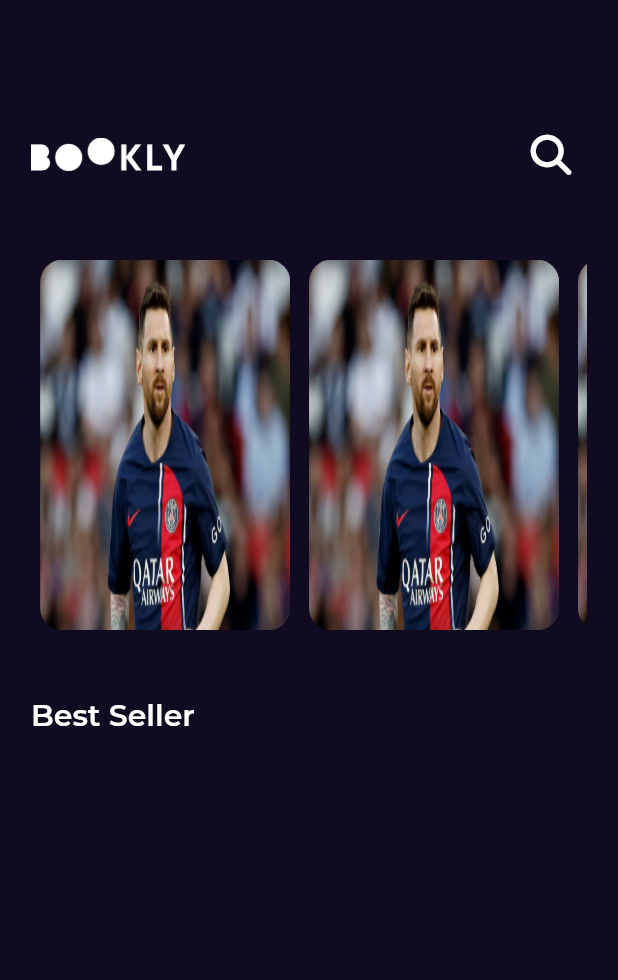
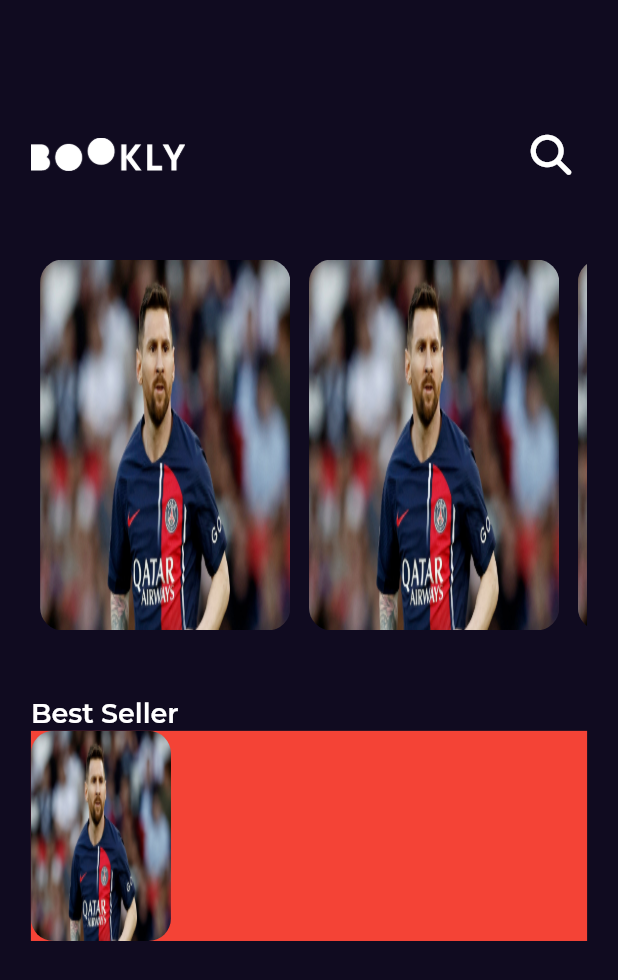
Before and after one commit to YousabSefeen/bookly_app, a Flutter app: the screen it shows after launch, on a phone screen of 412 x 824 dp. Shown: the top 980 px of the screen. Run offline on Flutter 3.47's test engine with Material 2 defaults, Android fonts, the phone set to English and light mode, and no system bars; our stand-ins replace font_awesome_flutter, get, google_fonts.

Commit message:
Create app styles

```diff
--- a/lib/core/utils/styles.dart
+++ b/lib/core/utils/styles.dart
@@ -1,8 +1,29 @@
 import 'package:flutter/material.dart';
 
 abstract class Styles {
-  static const titleMedia = TextStyle(
-    fontSize: 20,
+  static const kGTSectraFine = 'GT Sectra Fine';
+  static const textStyle18 = TextStyle(
+    fontSize: 18,
     fontWeight: FontWeight.w600,
   );
+  static const textStyle14 = TextStyle(
+    fontSize: 14,
+    fontWeight: FontWeight.w400, //regular
+  );
+  static const textStyle16 = TextStyle(
+    fontSize: 16,
+    fontWeight: FontWeight.w500, //regular
+  );
+  static const textStyle20a = TextStyle(
+      fontSize: 20, fontWeight: FontWeight.w400, fontFamily: kGTSectraFine);
+  static const textStyle20b = TextStyle(
+    fontSize: 20,
+    fontWeight: FontWeight.w700,
+    //fontFamily  by default
+  );
+  static const textStyle30 = TextStyle(
+    fontSize: 30,
+    fontWeight: FontWeight.w400,
+    fontFamily: kGTSectraFine,
+  );
 }
--- a/lib/features/home/presentation/views/screens/home_screen.dart
+++ b/lib/features/home/presentation/views/screens/home_screen.dart
@@ -1,6 +1,7 @@
 import 'package:bookly/features/home/presentation/views/widgets/custom_app_bar.dart';
 import 'package:flutter/material.dart';
 
+import '../../../../../core/utils/assets_data.dart';
 import '../../../../../core/utils/styles.dart';
 import '../widgets/custom_list_view_images.dart';
 
@@ -13,16 +14,61 @@ class HomeScreen extends StatelessWidget {
     return Scaffold(
       body: Padding(
         padding: EdgeInsets.symmetric(horizontal: deviceSize.width * 0.05),
-        child: Column(
+        child: const Column(
           crossAxisAlignment: CrossAxisAlignment.start,
-          children: const [
+          children: [
             CustomAppBar(),
             CustomListViewImages(),
             SizedBox(height: 45),
-            Text('Best Seller', style: Styles.titleMedia)
+            Text('Best Seller', style: Styles.textStyle18),
+            BestSellerListView()
           ],
         ),
       ),
     );
   }
 }
+
+class BestSellerListView extends StatelessWidget {
+  const BestSellerListView({Key? key}) : super(key: key);
+
+  @override
+  Widget build(BuildContext context) {
+    Size deviceSize = MediaQuery.of(context).size;
+    return Container(
+      color: Colors.red,
+      width: deviceSize.width * 0.9,
+      height: deviceSize.height * 0.17,
+      child: Row(
+        children: [
+          SizedBox(
+            child: AspectRatio(
+              aspectRatio: 2 / 3,
+              child: Container(
+                decoration: BoxDecoration(
+                  borderRadius: BorderRadius.circular(15),
+                  image: const DecorationImage(
+                    image: AssetImage(AssetsData.kMessi),
+                    fit: BoxFit.fill,
+                  ),
+                ),
+              ),
+            ),
+          ),
+          const Padding(
+            padding: EdgeInsets.symmetric(vertical: 10, horizontal: 15),
+            child: Column(
+              children: [
+                // Text(
+                //   'More than a convening of big thinkers and chance meetings, the Aspen Ideas Festiva',
+                //   maxLines: 2,
+                //   overflow: TextOverflow.ellipsis,
+                // )
+              ],
+            ),
+          )
+        ],
+      ),
+    );
+  }
+}
```
Also changed, not shown: pubspec.yaml (+4 -4 lines), assets/fonts/GT Sectra Fine Regular.ttf (added), lib/features/splash/presentation/views/widgets/splash_widget.dart (line endings or trailing spaces).
